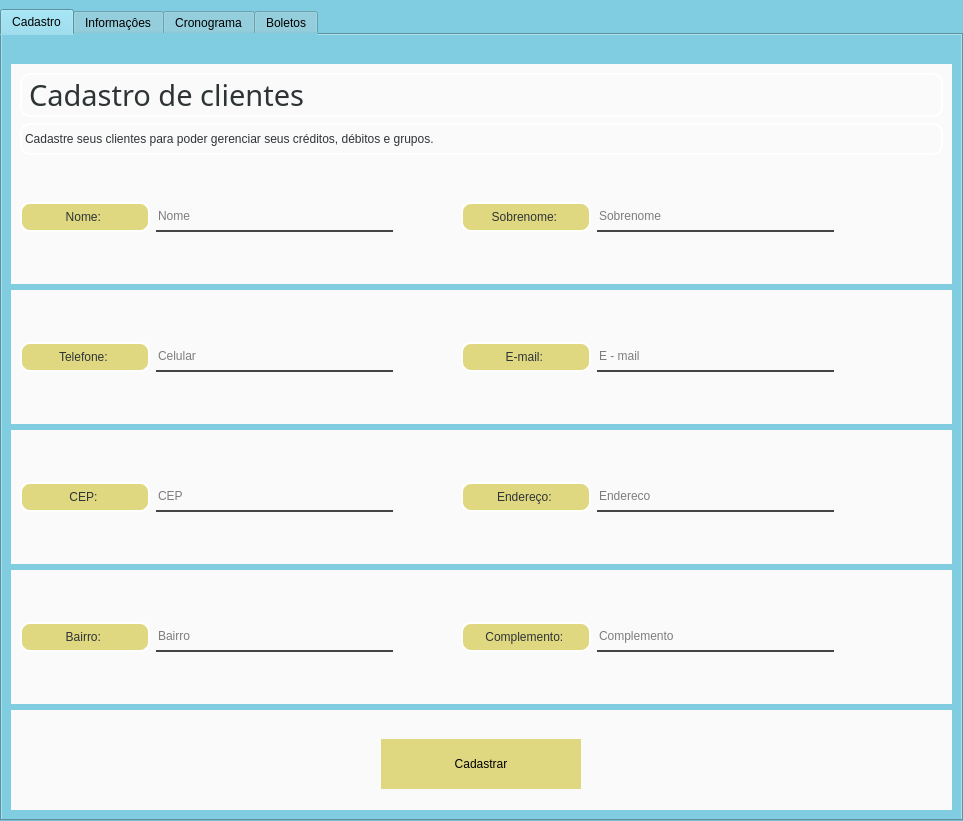
First picture: the form in Telas/UI/dashCliente.ui, repository Nautilidae-project/Nautilus, before the edit.
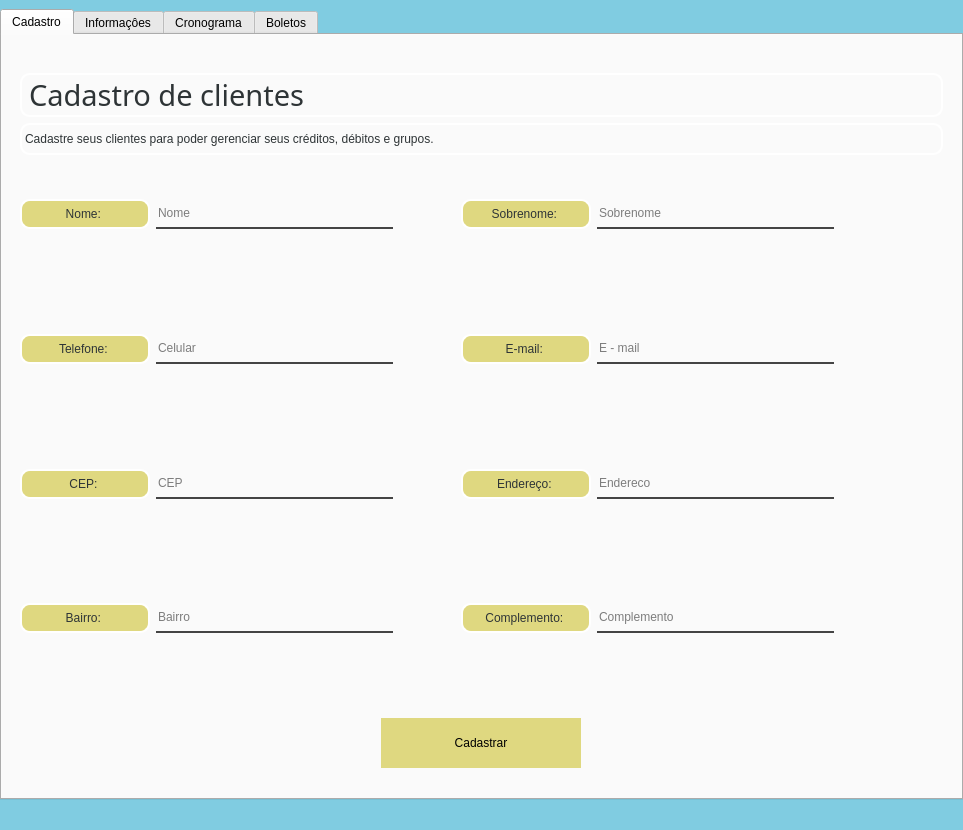
Second picture: the form after the edit.

Commit message: Ajustes em envio de emails na dashBoard

Patch:
```diff
--- a/Telas/UI/dashCliente.ui
+++ b/Telas/UI/dashCliente.ui
@@ -7,14 +7,14 @@
     <x>0</x>
     <y>0</y>
     <width>963</width>
-    <height>821</height>
+    <height>830</height>
    </rect>
   </property>
   <property name="windowTitle">
    <string>Form</string>
   </property>
   <property name="styleSheet">
-   <string notr="true">QWidget {
+   <string notr="true">#wdgCliente {
 	background-color: #80CCE1;
 }
 
@@ -76,7 +76,7 @@
     <number>0</number>
    </property>
    <property name="bottomMargin">
-    <number>0</number>
+    <number>30</number>
    </property>
    <property name="spacing">
     <number>0</number>
```
The commit also changes 2 other files.
